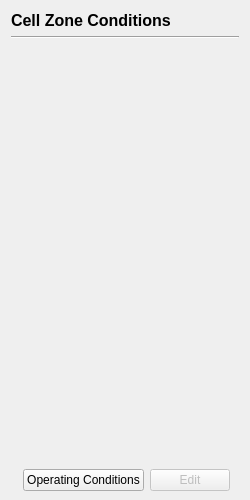
First picture: the form in view/setup/cell_zone_conditions/cell_zone_conditions_page.ui, repository nextfoam/baram, before the edit.
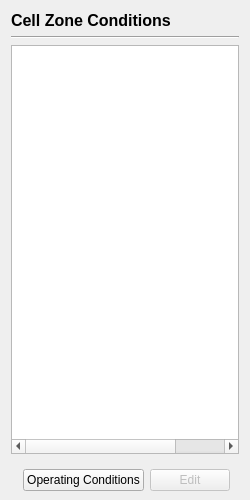
Second picture: the form after the edit.

Commit message: #52 Cell Zone Conditions 페이지 UI 트리 형태로 변경

```diff
--- a/view/setup/cell_zone_conditions/cell_zone_conditions_page.ui
+++ b/view/setup/cell_zone_conditions/cell_zone_conditions_page.ui
@@ -38,58 +38,31 @@
     </widget>
    </item>
    <item>
-    <widget class="QScrollArea" name="scrollArea">
-     <property name="sizePolicy">
-      <sizepolicy hsizetype="Expanding" vsizetype="Expanding">
-       <horstretch>0</horstretch>
-       <verstretch>0</verstretch>
-      </sizepolicy>
-     </property>
-     <property name="frameShape">
-      <enum>QFrame::NoFrame</enum>
-     </property>
-     <property name="horizontalScrollBarPolicy">
-      <enum>Qt::ScrollBarAlwaysOff</enum>
-     </property>
-     <property name="sizeAdjustPolicy">
-      <enum>QAbstractScrollArea::AdjustToContents</enum>
-     </property>
-     <property name="widgetResizable">
+    <widget class="QTreeWidget" name="cellZones">
+     <property name="animated">
       <bool>true</bool>
      </property>
-     <property name="alignment">
-      <set>Qt::AlignLeading|Qt::AlignLeft|Qt::AlignVCenter</set>
+     <property name="columnCount">
+      <number>3</number>
      </property>
-     <widget class="QWidget" name="regions">
-      <property name="geometry">
-       <rect>
-        <x>0</x>
-        <y>0</y>
-        <width>232</width>
-        <height>406</height>
-       </rect>
+     <attribute name="headerVisible">
+      <bool>false</bool>
+     </attribute>
+     <column>
+      <property name="text">
+       <string notr="true">1</string>
       </property>
-      <property name="sizePolicy">
-       <sizepolicy hsizetype="Expanding" vsizetype="Expanding">
-        <horstretch>0</horstretch>
-        <verstretch>0</verstretch>
-       </sizepolicy>
+     </column>
+     <column>
+      <property name="text">
+       <string notr="true">2</string>
       </property>
-      <layout class="QVBoxLayout" name="verticalLayout_3">
-       <property name="leftMargin">
-        <number>0</number>
-       </property>
-       <property name="topMargin">
-        <number>0</number>
-       </property>
-       <property name="rightMargin">
-        <number>0</number>
-       </property>
-       <property name="bottomMargin">
-        <number>0</number>
-       </property>
-      </layout>
-     </widget>
+     </column>
+     <column>
+      <property name="text">
+       <string notr="true">3</string>
+      </property>
+     </column>
     </widget>
    </item>
    <item>
```
The commit also changes 11 other files.
